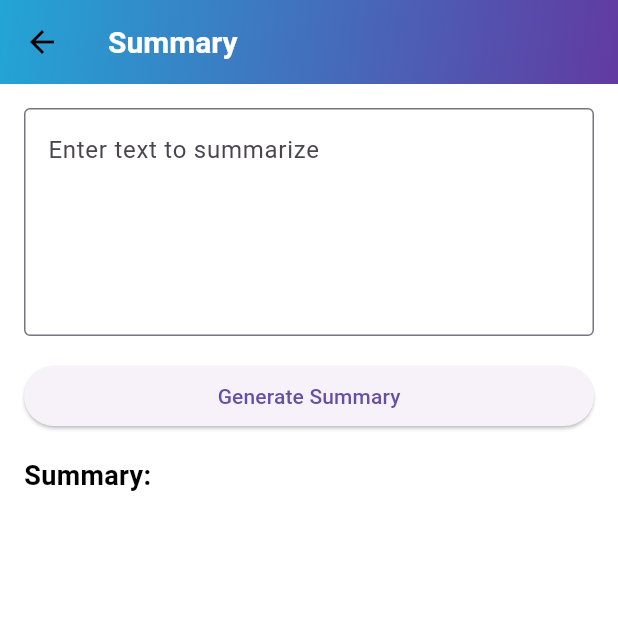
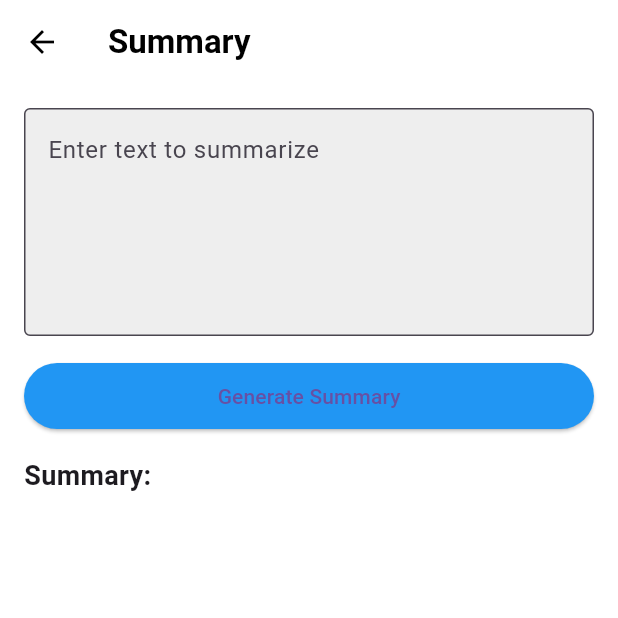
Before and after one commit to Gre8Gatsby/C-Note, a Flutter app: the SummaryScreen screen opened by its route, on a phone screen of 412 x 824 dp, the top half of it. Run offline on Flutter 3.47's test engine with Material 3 defaults, Android fonts, the phone set to English and light mode, and no system bars; our stand-ins replace contacts_service, fluttertoast, google_fonts, permission_handler, share_plus, shared_preferences; missing offline and left inert: call_log, flutter_background_service, flutter_background_service_android, flutter_sound; accounts and stored records are empty.

```diff
--- a/lib/screens/summaryScreen.dart
+++ b/lib/screens/summaryScreen.dart
@@ -1,9 +1,8 @@
 import 'package:flutter/material.dart';
-import 'package:c_note/utils.dart';
-import 'package:c_note/gpt_service.dart';
+import 'package:c_note/services/gpt_service.dart';
 
 class SummaryScreen extends StatefulWidget {
-  const SummaryScreen({super.key});
+  const SummaryScreen({Key? key}) : super(key: key);
 
   @override
   _SummaryScreenState createState() => _SummaryScreenState();
@@ -27,7 +26,7 @@ class _SummaryScreenState extends State<SummaryScreen> {
     });
 
     try {
-      final summary = await GPTService.generateSummary(_textController.text);
+      final summary = await GPTService.summarizeCall(_textController.text);
       setState(() {
         _summary = summary;
         _isLoading = false;
@@ -46,17 +45,10 @@ class _SummaryScreenState extends State<SummaryScreen> {
   Widget build(BuildContext context) {
     return Scaffold(
       appBar: AppBar(
-        title: Text('Summary', style: Utils.getCustomFont(fontFamily: 'Roboto', fontSize: 20, fontWeight: FontWeight.bold, color: Colors.white)),
-        flexibleSpace: Container(
-          decoration: const BoxDecoration(
-            gradient: LinearGradient(
-              begin: Alignment(-1, -1),
-              end: Alignment(1, 1),
-              colors: <Color>[Color(0xff23a5d6), Color(0xff623aa2)],
-              stops: <double>[0, 1],
-            ),
-          ),
-        ),
+        title: Text('Summary', style: TextStyle(color: Colors.black, fontWeight: FontWeight.bold)),
+        backgroundColor: Colors.white,
+        elevation: 0,
+        iconTheme: IconThemeData(color: Colors.black),
       ),
       body: Padding(
         padding: const EdgeInsets.all(16.0),
@@ -66,9 +58,11 @@ class _SummaryScreenState extends State<SummaryScreen> {
             TextField(
               controller: _textController,
               maxLines: 5,
-              decoration: const InputDecoration(
+              decoration: InputDecoration(
                 hintText: 'Enter text to summarize',
                 border: OutlineInputBorder(),
+                filled: true,
+                fillColor: Colors.grey[200],
               ),
             ),
             const SizedBox(height: 16),
@@ -77,18 +71,22 @@ class _SummaryScreenState extends State<SummaryScreen> {
               child: _isLoading
                   ? const CircularProgressIndicator(color: Colors.white)
                   : const Text('Generate Summary'),
+              style: ElevatedButton.styleFrom(
+                backgroundColor: Colors.blue,
+                padding: EdgeInsets.symmetric(vertical: 12),
+              ),
             ),
             const SizedBox(height: 16),
             Text(
               'Summary:',
-              style: Utils.getCustomFont(fontFamily: 'Roboto', fontSize: 18, fontWeight: FontWeight.bold),
+              style: TextStyle(fontSize: 18, fontWeight: FontWeight.bold),
             ),
             const SizedBox(height: 8),
             Expanded(
               child: SingleChildScrollView(
                 child: Text(
                   _summary,
-                  style: Utils.getCustomFont(fontFamily: 'Roboto', fontSize: 16),
+                  style: TextStyle(fontSize: 16),
                 ),
               ),
             ),
```
Also changed, not shown: lib/services/background_call_service.dart (+40 -3 lines), pubspec.yaml (+6 -6 lines), pubspec.lock, 3 other files.
